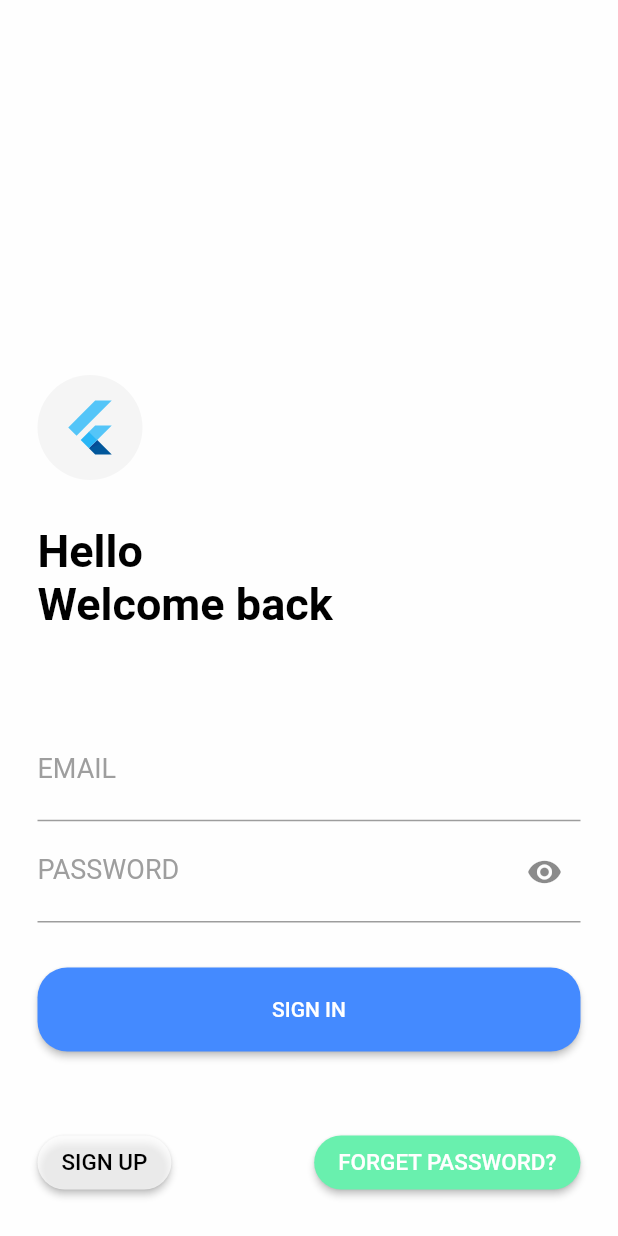
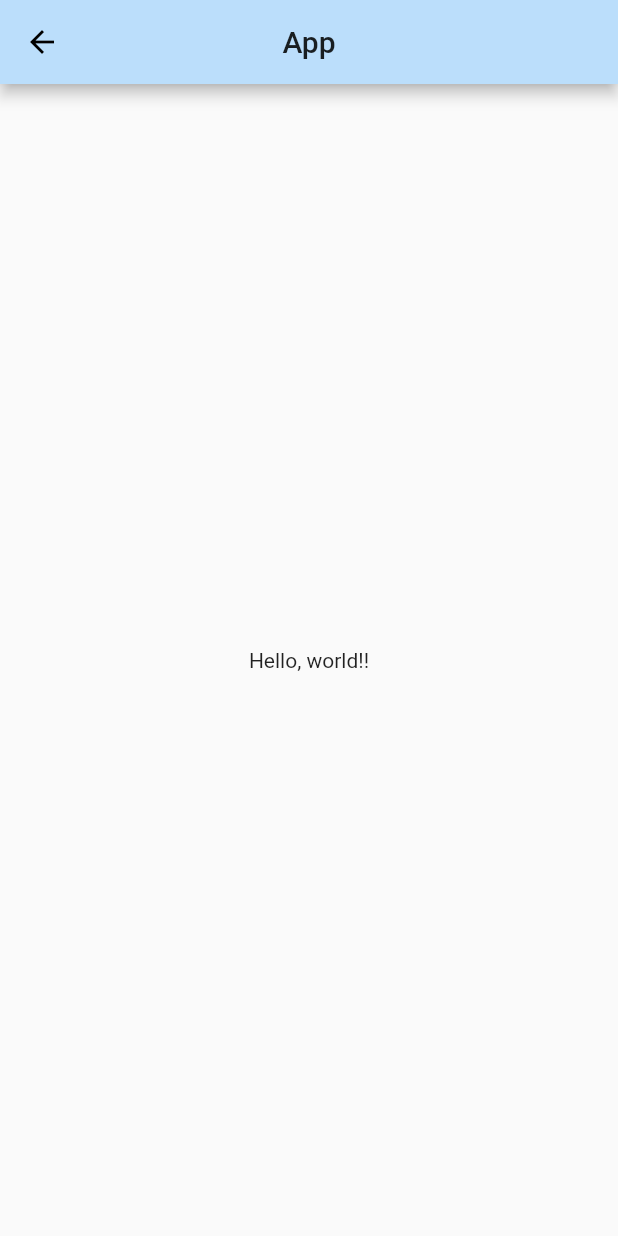
Before and after one commit to huynhminhvangit/flutter_form_login, a Flutter app: the screen it shows after launch, after a tap on "SIGN UP", on a phone screen of 412 x 824 dp. Run offline on Flutter 3.47's test engine with Material 2 defaults, Android fonts, the phone set to English and light mode, and no system bars.

Commit message:
add login page

```diff
--- /dev/null
+++ b/lib/home.dart
@@ -0,0 +1,21 @@
+import 'package:flutter/material.dart';
+
+class Home extends StatefulWidget {
+  @override
+  _HomeState createState() => _HomeState();
+}
+
+class _HomeState extends State<Home> {
+  @override
+  Widget build(BuildContext context) {
+    return Scaffold(
+      appBar: AppBar(
+        title: Text('App'),
+        centerTitle: true,
+      ),
+      body: Center(
+        child: Text('Hello, world!!'),
+      ),
+    );
+  }
+}
--- a/lib/main.dart
+++ b/lib/main.dart
@@ -1,8 +1,7 @@
-import 'dart:ffi';
-
 import 'package:flutter/cupertino.dart';
 import 'package:flutter/material.dart';
 import 'package:flutter/rendering.dart';
+import 'package:flutter_form_login/home.dart';
 
 void main() {
   runApp(MyApp());
@@ -16,21 +15,25 @@ class MyApp extends StatelessWidget {
       theme: ThemeData(
         primaryColor: Colors.blue.shade100,
       ),
-      home: Home(),
+      home: Login(),
     );
   }
 }
 
-class Home extends StatefulWidget {
+class Login extends StatefulWidget {
   @override
-  _HomeState createState() => _HomeState();
+  _LoginState createState() => _LoginState();
 }
 
-class _HomeState extends State<Home> {
-  TextEditingController usernameController = TextEditingController();
-  TextEditingController passwordController = TextEditingController();
+class _LoginState extends State<Login> {
+  TextEditingController _usernameController = TextEditingController();
+  TextEditingController _passwordController = TextEditingController();
 
-  bool isVisibility = true;
+  GlobalKey<FormState> _globalFormKey = GlobalKey<FormState>();
+
+  bool _isVisibility = true;
+
+
 
   @override
   Widget build(BuildContext context) {
@@ -42,6 +45,9 @@ class _HomeState extends State<Home> {
           padding: EdgeInsets.all(25),
           height: height,
           color: Colors.white70,
+          child: Form(
+            key: _globalFormKey,
+            autovalidateMode: AutovalidateMode.always,
             child: Column(
               mainAxisAlignment: MainAxisAlignment.end,
               crossAxisAlignment: CrossAxisAlignment.start,
@@ -78,9 +84,10 @@ class _HomeState extends State<Home> {
                 SizedBox(
                   height: 60,
                 ),
-              TextField(
+                TextFormField(
+                  validator: (value) => _onValidateEmail(value),
                   style: TextStyle(color: Colors.black, fontSize: 22),
-                controller: usernameController,
+                  controller: _usernameController,
                   decoration: InputDecoration(
                     labelText: 'EMAIL',
                     hintText: 'example@mail.com',
@@ -88,24 +95,21 @@ class _HomeState extends State<Home> {
                         TextStyle(color: Colors.grey.shade500, fontSize: 18),
                   ),
                 ),
-              TextField(
+                TextFormField(
+                  validator: (value) => _onValidatePassword(value),
                   style: TextStyle(color: Colors.black, fontSize: 22),
-                controller: passwordController,
-                obscureText: isVisibility,
+                  controller: _passwordController,
+                  obscureText: _isVisibility,
                   decoration: InputDecoration(
                       labelText: 'PASSWORD',
                       labelStyle:
                           TextStyle(color: Colors.grey.shade500, fontSize: 18),
                       hintText: '********',
                       suffixIcon: IconButton(
-                      icon: Icon(isVisibility
+                        icon: Icon(_isVisibility
                             ? Icons.visibility
                             : Icons.visibility_off),
-                      onPressed: () {
-                        setState(() {
-                          isVisibility = !isVisibility;
-                        });
-                      },
+                        onPressed: _onToggleShowPassword,
                       )),
                 ),
                 SizedBox(
@@ -118,7 +122,7 @@ class _HomeState extends State<Home> {
                       borderRadius: BorderRadius.circular(20.0),
                     ),
                   ),
-                onPressed: () {},
+                  onPressed: _onSignIn,
                   child: Container(
                     alignment: Alignment.center,
                     child: Padding(
@@ -135,30 +139,28 @@ class _HomeState extends State<Home> {
                   child: Row(
                     mainAxisAlignment: MainAxisAlignment.spaceBetween,
                     children: [
-                    ElevatedButton(
-                      style: ElevatedButton.styleFrom(
-                        primary: Colors.white70,
-                        shape: RoundedRectangleBorder(
-                          borderRadius: BorderRadius.circular(20.0),
+                      Row(
+                        children: [
+                          Text(
+                            'NEW USER? ',
+                            style: TextStyle(fontSize: 15, color: Colors.black),
+                          ),
+                          GestureDetector(
+                            onTap: _onSignUp,
+                            child: Text(
+                              'SIGN UP',
+                              style: TextStyle(
+                                  fontSize: 15, color: Colors.blueAccent),
                             ),
                           ),
-                      onPressed: () {},
-                      child: Text(
-                        'SIGN UP',
-                        style: TextStyle(fontSize: 15, color: Colors.black),
+                        ],
                       ),
-                    ),
-                    ElevatedButton(
-                      style: ElevatedButton.styleFrom(
-                        primary: Colors.greenAccent,
-                        shape: RoundedRectangleBorder(
-                          borderRadius: BorderRadius.circular(20.0),
-                        ),
-                      ),
-                      onPressed: () {},
+                      GestureDetector(
+                        onTap: _onForgetPassword,
                         child: Text(
                           'FORGET PASSWORD?',
-                        style: TextStyle(fontSize: 15, color: Colors.white),
+                          style:
+                              TextStyle(fontSize: 15, color: Colors.blueAccent),
                         ),
                       ),
                     ],
@@ -168,6 +170,72 @@ class _HomeState extends State<Home> {
             ),
           ),
         ),
+      ),
     );
   }
+
+  String? _onValidateEmail(String? value) {
+    Pattern pattern = r"[a-z0-9._%+-]+@[a-z0-9.-]+\.[a-z]{2,4}$";
+    RegExp regex = new RegExp(pattern.toString());
+    if (!regex.hasMatch(value!))
+      return 'Enter a valid email address';
+    else
+      return null;
   }
+
+  String? _onValidatePassword(String? value) {
+    Pattern pattern = r"(?=.*\d)(?=.*[a-z])(?=.*[A-Z]).{8,}";
+    RegExp regExp = new RegExp(pattern.toString());
+    if (!regExp.hasMatch(value!))
+      return 'One number, uppercase, lowercase and at least 8 characters';
+    return null;
+  }
+
+  _onSignIn() {
+    if(_globalFormKey.currentState!.validate()) {
+      ScaffoldMessenger.of(context).showSnackBar(
+        const SnackBar(content: Text('Login Successfully')),
+      );
+      Navigator.push(context, MaterialPageRoute(builder: gotoHome));
+    }
+  }
+
+  Widget gotoHome(BuildContext context) {
+    return MaterialApp(
+      title: 'Home Page',
+      theme: ThemeData(
+        primaryColor: Colors.blue.shade100
+      ),
+      home: Home(),
+    );
+  }
+
+
+
+  _onSignUp() {
+    Navigator.push(context, MaterialPageRoute(builder: gotoSignUp));
+  }
+
+  Widget gotoSignUp(BuildContext context) {
+    return Home();
+  }
+
+  _onForgetPassword() {
+    Navigator.push(context, MaterialPageRoute(builder: gotoForgetPassword));
+  }
+
+
+  Widget gotoForgetPassword(BuildContext context) {
+    return Home();
+  }
+
+  _onToggleShowPassword() {
+    setState(() {
+      _isVisibility = !_isVisibility;
+    });
+  }
+
+
+
+
+}
```
Lines whose indentation alone changed are shown as unchanged.
